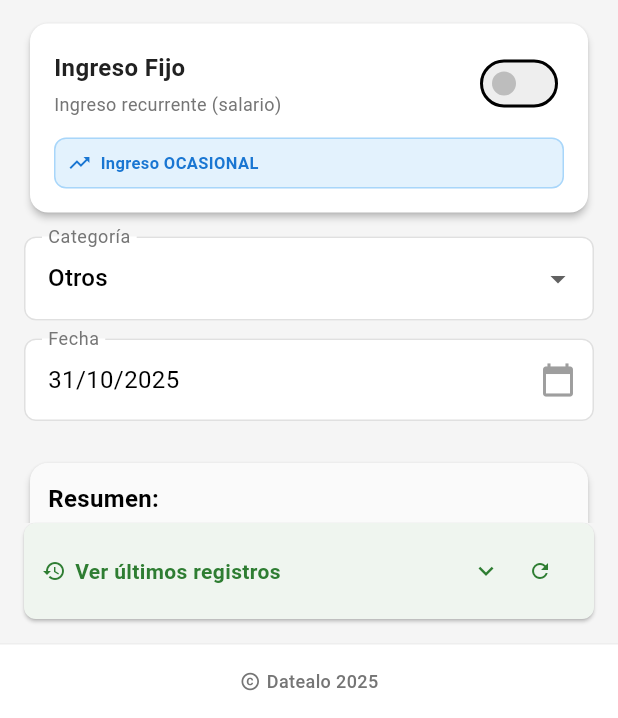
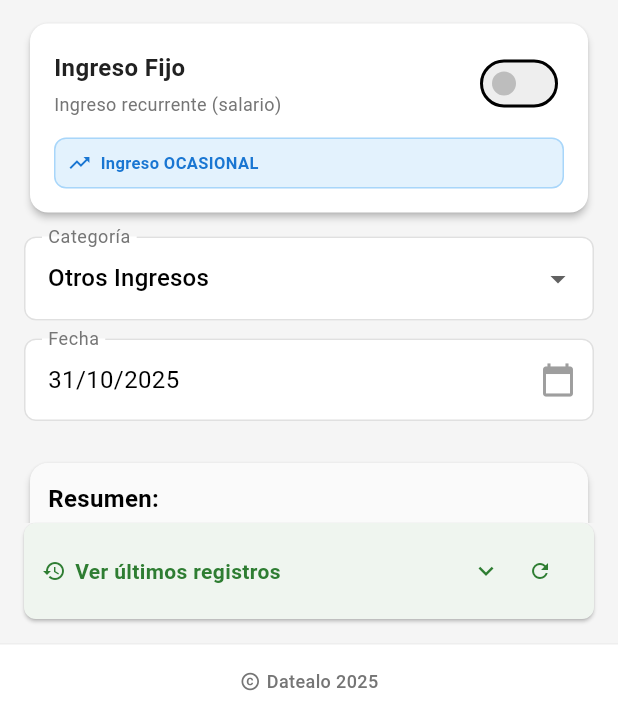
Before and after one commit to jhon-arias/app_movile, a Flutter app: the AddTransactionScreen screen opened directly, after a tap on "Ingreso", on a phone screen of 412 x 824 dp, the part 518-1236 px from its top. Run offline on Flutter 3.47's test engine with Material 3 defaults, Android fonts, the phone set to English and light mode, and no system bars; our stand-ins replace appwrite, flutter_dotenv, syncfusion_flutter_charts; network calls fail.

Commit message:
Agregamos categorías por tipo

```diff
--- a/lib/widgets/transaction_form.dart
+++ b/lib/widgets/transaction_form.dart
@@ -17,11 +17,12 @@ class _TransactionFormState extends State<TransactionForm> {
   final _descriptionController = TextEditingController();
 
   String _selectedType = 'gasto';
-  String _selectedCategory = 'otros';
+  String _selectedCategory = 'otros_gastos'; // Cambiar a otros_gastos
   bool _isFixed = false;
   DateTime _selectedDate = DateTime.now();
 
-  final List<Map<String, String>> _categories = [
+  // Categorías para gastos
+  final List<Map<String, String>> _expenseCategories = [
     {'value': 'ropa', 'label': 'Ropa'},
     {'value': 'salud', 'label': 'Salud'},
     {'value': 'vivienda', 'label': 'Vivienda'},
@@ -31,14 +32,46 @@ class _TransactionFormState extends State<TransactionForm> {
     {'value': 'educacion', 'label': 'Educación'},
     {'value': 'servicios', 'label': 'Servicios'},
     {'value': 'ahorro', 'label': 'Ahorro'},
-    {'value': 'otros', 'label': 'Otros'},
+    {'value': 'otros_gastos', 'label': 'Otros Gastos'},
   ];
+
+  // Categorías para ingresos
+  final List<Map<String, String>> _incomeCategories = [
+    {'value': 'remuneracion', 'label': 'Remuneración'},
+    {'value': 'freelance', 'label': 'Freelance'},
+    {'value': 'ventas', 'label': 'Ventas'},
+    {'value': 'prestamo_cobrados', 'label': 'Préstamo Cobrados'},
+    {'value': 'comisiones', 'label': 'Comisiones'},
+    {'value': 'renta', 'label': 'Renta'},
+    {'value': 'dividendos', 'label': 'Dividendos'},
+    {'value': 'intereses_ganados', 'label': 'Intereses Ganados'},
+    {'value': 'reembolsos', 'label': 'Reembolsos'},
+    {'value': 'otros_ingresos', 'label': 'Otros Ingresos'},
+  ];
+
+  // Obtener las categorías según el tipo seleccionado
+  List<Map<String, String>> get _currentCategories {
+    return _selectedType == 'gasto' ? _expenseCategories : _incomeCategories;
+  }
 
   @override
   void dispose() {
     _amountController.dispose();
     _descriptionController.dispose();
     super.dispose();
+  }
+
+  void _onTypeChanged(String newType) {
+    setState(() {
+      _selectedType = newType;
+      // Cambiar la categoría por defecto según el tipo
+      if (newType == 'gasto') {
+        _selectedCategory = 'otros_gastos'; // Categoría por defecto para gastos
+      } else {
+        _selectedCategory =
+            'otros_ingresos'; // Categoría por defecto para ingresos
+      }
+    });
   }
 
   Future<void> _selectDate(BuildContext context) async {
@@ -78,7 +111,7 @@ class _TransactionFormState extends State<TransactionForm> {
 
     setState(() {
       _selectedType = 'gasto';
-      _selectedCategory = 'otros';
+      _selectedCategory = 'otros_gastos'; // Usar otros_gastos
       _isFixed = false;
       _selectedDate = DateTime.now();
     });
@@ -105,8 +138,9 @@ class _TransactionFormState extends State<TransactionForm> {
   }
 
   String _getCategoryLabel() {
-    return _categories.firstWhere(
+    return _currentCategories.firstWhere(
       (cat) => cat['value'] == _selectedCategory,
+      orElse: () => {'value': 'otros_gastos', 'label': 'Otros Gastos'},
     )['label']!;
   }
 
@@ -232,7 +266,7 @@ class _TransactionFormState extends State<TransactionForm> {
     bool isSelected,
   ) {
     return GestureDetector(
-      onTap: () => setState(() => _selectedType = value),
+      onTap: () => _onTypeChanged(value),
       child: Container(
         padding: const EdgeInsets.symmetric(vertical: 10, horizontal: 8),
         decoration: BoxDecoration(
@@ -372,7 +406,7 @@ class _TransactionFormState extends State<TransactionForm> {
         filled: true,
         fillColor: Colors.white,
       ),
-      items: _categories.map((category) {
+      items: _currentCategories.map((category) {
         return DropdownMenuItem(
           value: category['value'],
           child: Text(category['label']!),
```
Also changed, not shown: 1 other file.
